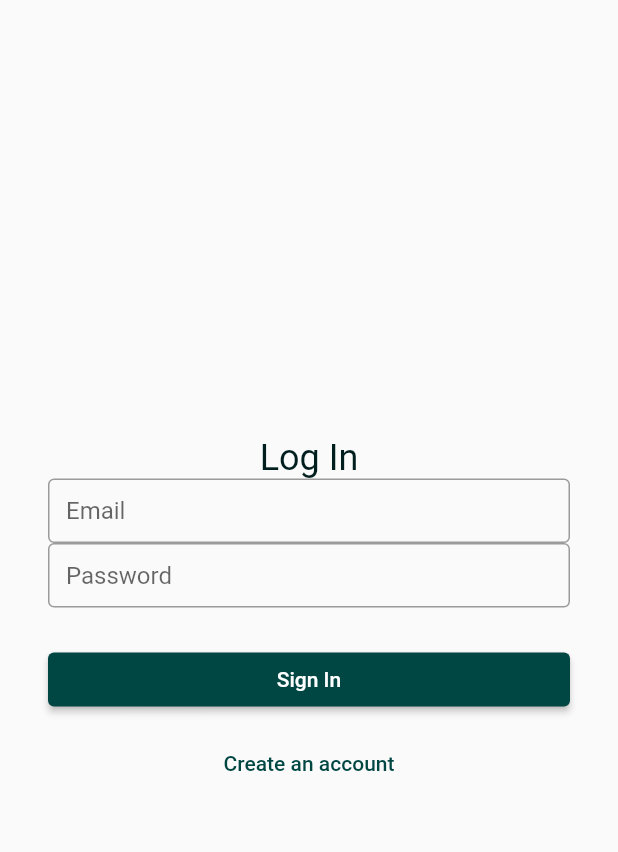
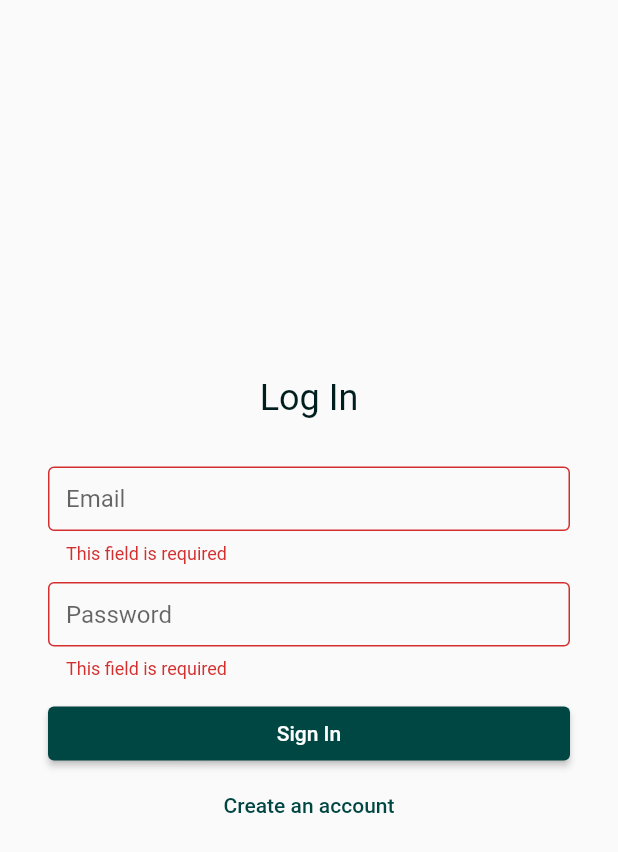
Before and after one commit to garthendrich/Teodou, a Flutter app: the screen it shows after launch, after a tap on "Sign In", on a phone screen of 412 x 824 dp. Shown: the top 852 px of the screen. Run offline on Flutter 3.47's test engine with Material 2 defaults, Android fonts, the phone set to English and light mode, and no system bars; our stand-ins replace cloud_firestore, firebase_auth, firebase_core; accounts and stored records are empty.

Commit message:
feat: add login fields validation

```diff
--- a/lib/api/user_api.dart
+++ b/lib/api/user_api.dart
@@ -54,20 +54,21 @@ class UserApi {
     return null;
   }
 
-  Future signIn(String email, String password) async {
+  Future<String?> signIn(String email, String password) async {
     try {
       await auth.signInWithEmailAndPassword(email: email, password: password);
     } on FirebaseAuthException catch (error) {
-      print(error.code);
-      print(error.message);
+      return error.message;
     }
+
+    return null;
   }
 
   Future signOut() async {
     await auth.signOut();
   }
 
-  Future signUp(
+  Future<String?> signUp(
     String firstName,
     String lastName,
     String userName,
@@ -108,6 +109,8 @@ class UserApi {
     } on FirebaseAuthException catch (error) {
       print("Error saving user: [${error.code}] ${error.message}");
     }
+
+    return null;
   }
 
   Future saveUserToFirestore(
--- a/lib/providers/auth_provider.dart
+++ b/lib/providers/auth_provider.dart
@@ -35,15 +35,15 @@ class AuthProvider with ChangeNotifier {
     return loggedInUser != null;
   }
 
-  Future signIn(String email, String password) async {
-    await userApi.signIn(email, password);
+  Future<String?> signIn(String email, String password) async {
+    return await userApi.signIn(email, password);
   }
 
   Future signOut() async {
     await userApi.signOut();
   }
 
-  Future signUp(
+  Future<String?> signUp(
     String firstName,
     String lastName,
     String userName,
--- a/lib/screens/login_screen.dart
+++ b/lib/screens/login_screen.dart
@@ -1,5 +1,6 @@
 import "package:flutter/material.dart";
 import "package:provider/provider.dart";
+import "package:shared_todo_app/components/error_message.dart";
 
 import "package:shared_todo_app/providers/auth_provider.dart";
 import "package:shared_todo_app/screens/sign_up_screen.dart";
@@ -12,13 +13,19 @@ class LoginPage extends StatefulWidget {
 }
 
 class _LoginPageState extends State<LoginPage> {
-  TextEditingController emailController = TextEditingController();
-  TextEditingController passwordController = TextEditingController();
+  final _loginFormKey = GlobalKey<FormState>();
+
+  final TextEditingController _emailController = TextEditingController();
+  final TextEditingController _passwordController = TextEditingController();
+
+  String? _submitErrorMessage;
 
   @override
   Widget build(BuildContext context) {
     return Scaffold(
       body: Center(
+        child: Form(
+          key: _loginFormKey,
           child: ListView(
             shrinkWrap: true,
             padding: const EdgeInsets.all(32),
@@ -28,19 +35,34 @@ class _LoginPageState extends State<LoginPage> {
                 textAlign: TextAlign.center,
                 style: TextStyle(fontSize: 24),
               ),
+              const SizedBox(height: 8),
               _buildEmailField(),
               _buildPasswordField(),
-            _buildSignInButton(),
-            _buildSignUpButton(),
-          ],
+              if (_submitErrorMessage != null)
+                ErrorMessage(message: _submitErrorMessage!),
+              _buildActionButtons(),
+            ].map((child) {
+              return Padding(
+                padding: const EdgeInsets.only(bottom: 12),
+                child: child,
+              );
+            }).toList(),
+          ),
         ),
       ),
     );
   }
 
   Widget _buildEmailField() {
-    return TextField(
-      controller: emailController,
+    return TextFormField(
+      controller: _emailController,
+      validator: (email) {
+        if (email == null || email.isEmpty) {
+          return "This field is required";
+        }
+
+        return null;
+      },
       decoration: const InputDecoration(
         hintText: "Email",
       ),
@@ -48,8 +70,19 @@ class _LoginPageState extends State<LoginPage> {
   }
 
   Widget _buildPasswordField() {
-    return TextField(
-      controller: passwordController,
+    return TextFormField(
+      controller: _passwordController,
+      validator: (password) {
+        if (password == null || password.isEmpty) {
+          return "This field is required";
+        }
+
+        if (password.length < 8) {
+          return "Password must be at least 8 characters long";
+        }
+
+        return null;
+      },
       obscureText: true,
       decoration: const InputDecoration(
         hintText: "Password",
@@ -57,31 +90,38 @@ class _LoginPageState extends State<LoginPage> {
     );
   }
 
+  Widget _buildActionButtons() {
+    return Column(
+      crossAxisAlignment: CrossAxisAlignment.stretch,
+      children: [_buildSignInButton(), _buildSignUpButton()],
+    );
+  }
+
   Widget _buildSignInButton() {
-    return Padding(
-      padding: const EdgeInsets.only(top: 24),
-      child: ElevatedButton(
-        onPressed: () {
-          context
+    return ElevatedButton(
+      onPressed: () async {
+        setState(() => _submitErrorMessage = null);
+
+        if (_loginFormKey.currentState!.validate()) {
+          final submitErrorMessage = await context
               .read<AuthProvider>()
-              .signIn(emailController.text, passwordController.text);
+              .signIn(_emailController.text, _passwordController.text);
+
+          setState(() => _submitErrorMessage = submitErrorMessage);
+        }
       },
       child: const Text("Sign In"),
-      ),
     );
   }
 
   Widget _buildSignUpButton() {
-    return Padding(
-      padding: const EdgeInsets.only(top: 8),
-      child: TextButton(
+    return TextButton(
       onPressed: () {
         Navigator.of(context).push(
           MaterialPageRoute(builder: (context) => const SignUpPage()),
         );
       },
       child: const Text("Create an account"),
-      ),
     );
   }
 }
```
Lines whose indentation alone changed are shown as unchanged.
